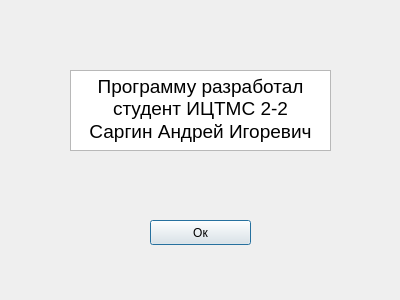
The window that cw-it/src/about.ui (AndrewSargin/cw-it) describes before a commit, drawn with Qt 5.
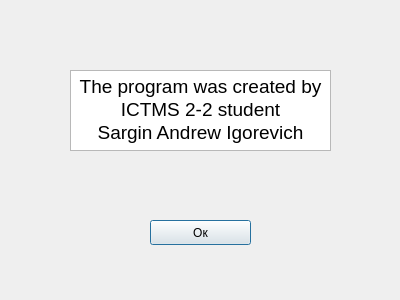
The same window after the commit.

Diff of the .ui file:
```diff
--- a/cw-it/src/about.ui
+++ b/cw-it/src/about.ui
@@ -30,8 +30,9 @@
 &lt;html&gt;&lt;head&gt;&lt;meta name=&quot;qrichtext&quot; content=&quot;1&quot; /&gt;&lt;style type=&quot;text/css&quot;&gt;
 p, li { white-space: pre-wrap; }
 &lt;/style&gt;&lt;/head&gt;&lt;body style=&quot; font-family:'Ubuntu'; font-size:11pt; font-weight:400; font-style:normal;&quot;&gt;
-&lt;p align=&quot;center&quot; style=&quot; margin-top:0px; margin-bottom:0px; margin-left:0px; margin-right:0px; -qt-block-indent:0; text-indent:0px;&quot;&gt;&lt;span style=&quot; font-size:14pt;&quot;&gt;Программу разработал студент ИЦТМС 2-2&lt;/span&gt;&lt;/p&gt;
-&lt;p align=&quot;center&quot; style=&quot; margin-top:0px; margin-bottom:0px; margin-left:0px; margin-right:0px; -qt-block-indent:0; text-indent:0px;&quot;&gt;&lt;span style=&quot; font-size:14pt;&quot;&gt;Саргин Андрей Игоревич&lt;/span&gt;&lt;/p&gt;&lt;/body&gt;&lt;/html&gt;</string>
+&lt;p align=&quot;center&quot; style=&quot; margin-top:0px; margin-bottom:0px; margin-left:0px; margin-right:0px; -qt-block-indent:0; text-indent:0px;&quot;&gt;&lt;span style=&quot; font-size:14pt;&quot;&gt;The program was created by&lt;/span&gt;&lt;/p&gt;
+&lt;p align=&quot;center&quot; style=&quot; margin-top:0px; margin-bottom:0px; margin-left:0px; margin-right:0px; -qt-block-indent:0; text-indent:0px;&quot;&gt;&lt;span style=&quot; font-size:14pt;&quot;&gt;ICTMS 2-2 student&lt;/span&gt;&lt;/p&gt;
+&lt;p align=&quot;center&quot; style=&quot; margin-top:0px; margin-bottom:0px; margin-left:0px; margin-right:0px; -qt-block-indent:0; text-indent:0px;&quot;&gt;&lt;span style=&quot; font-size:14pt;&quot;&gt;Sargin Andrew Igorevich&lt;/span&gt;&lt;/p&gt;&lt;/body&gt;&lt;/html&gt;</string>
    </property>
   </widget>
   <widget class="QPushButton" name="pushButton">
```
